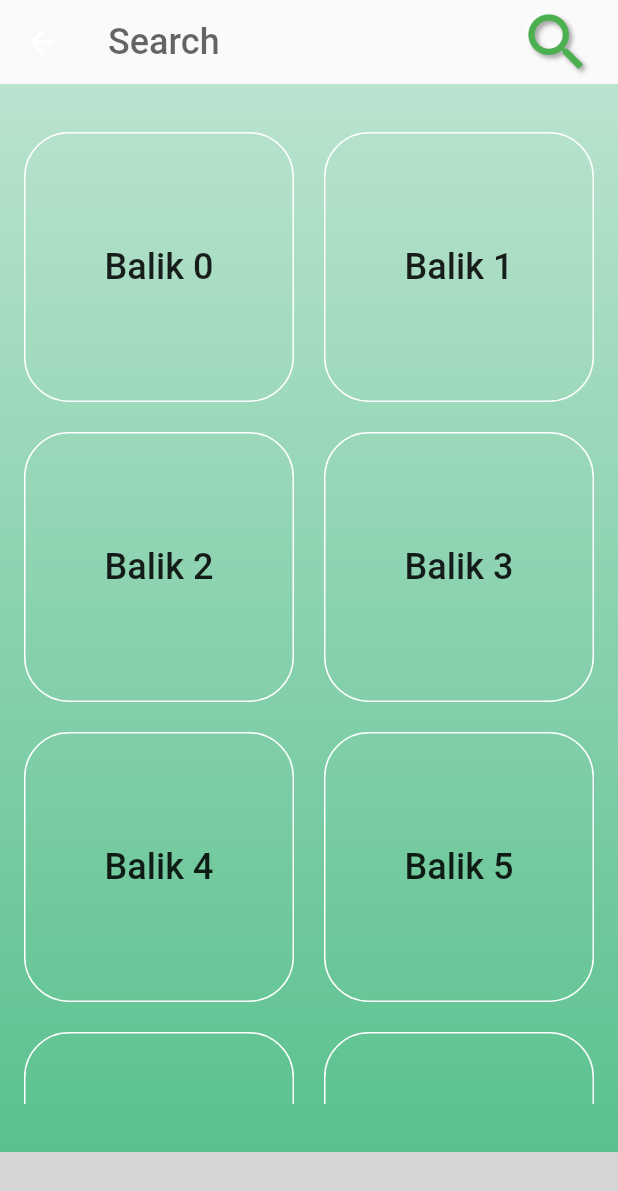
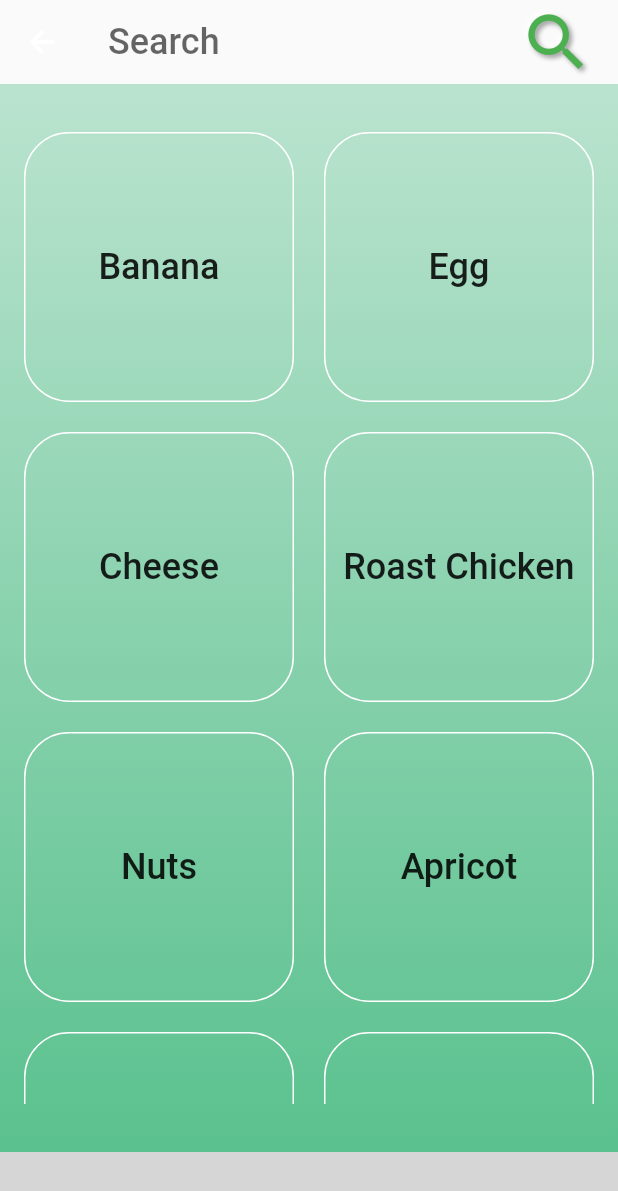
Before and after one commit to ferhatosanoglu/Karatay, a Flutter app: the SearchPage screen opened by its route, on a phone screen of 412 x 824 dp. Shown: the top 1191 px of the screen. Run offline on Flutter 3.47's test engine with Material 2 defaults, Android fonts, the light colour scheme and no system bars; drawn by our look-alikes of flutter_neumorphic; our stand-ins replace camera, font_awesome_flutter; missing offline and left inert: tflite; statements that could not run were skipped; grey boxes are pictures that could not be loaded.

Commit message:
refactor: Refactored All Page

```diff
--- a/lib/pages/SearchPage.dart
+++ b/lib/pages/SearchPage.dart
@@ -24,8 +24,7 @@ class _SearchPageState extends State<SearchPage> {
   @override
   Widget build(BuildContext context) {
     var size = MediaQuery.of(context).size;
-    var yaziStil =
-        Theme.of(context).textTheme.bodyText1.apply(fontSizeDelta: 10);
+    var yaziStil = Theme.of(context).textTheme.bodyText1.apply(fontSizeDelta: 10);
 
     return Scaffold(
       appBar: AppBar(
@@ -37,15 +36,13 @@ class _SearchPageState extends State<SearchPage> {
         height: size.height,
         width: size.width,
         decoration: BoxDecoration(
-            gradient: LinearGradient(
-                begin: Alignment.topCenter,
-                end: Alignment.bottomCenter,
-                colors: [
-              Color(0x665ac18e),
-              Color(0x995ac18e),
-              Color(0xcc5ac18e),
-              Color(0xff5ac18e),
-            ])),
+            gradient:
+                LinearGradient(begin: Alignment.topCenter, end: Alignment.bottomCenter, colors: [
+          Color(0x665ac18e),
+          Color(0x995ac18e),
+          Color(0xcc5ac18e),
+          Color(0xff5ac18e),
+        ])),
         child: Padding(
           padding: const EdgeInsets.symmetric(horizontal: 16, vertical: 32),
           child: gridDesign(yaziStil),
@@ -72,17 +69,20 @@ class _SearchPageState extends State<SearchPage> {
   }
 
   Widget neuCardDesign(int i, TextStyle yaziStil) {
-    // return Card(
-    //   shape: RoundedRectangleBorder(
-    //     borderRadius: BorderRadius.circular(16),
-    //   ),
-    //   child: Center(
-    //     child: Text(
-    //       "Balik $i",
-    //       style: yaziStil,
-    //     ),
-    //   ),
-    // );
+    var foodList = [
+      'Banana',
+      'Egg',
+      'Cheese',
+      'Roast Chicken',
+      'Nuts',
+      'Apricot',
+      'Sausages',
+      'Steak',
+      'Fish',
+      'Honey',
+      'Lamb',
+      'Turkey',
+    ];
     return Container(
       decoration: BoxDecoration(
         borderRadius: const BorderRadius.all(
@@ -92,22 +92,10 @@ class _SearchPageState extends State<SearchPage> {
           color: const Color.fromRGBO(255, 255, 255, 1),
         ),
         color: Color(0xF7F0FB),
-        // boxShadow: const <BoxShadow>[
-        //   BoxShadow(
-        //     color: Color.fromRGBO(217, 210, 200, 0.51),
-        //     offset: Offset(6, 6),
-        //     blurRadius: 16,
-        //   ),
-        //   BoxShadow(
-        //     color: Color.fromRGBO(255, 255, 255, 0.83),
-        //     offset: Offset(-6, -6),
-        //     blurRadius: 16,
-        //   ),
-        // ],
       ),
       child: Center(
         child: Text(
-          "Balik $i",
+          foodList[i],
           style: yaziStil,
         ),
       ),
--- a/lib/pages/bndbox.dart
+++ b/lib/pages/bndbox.dart
@@ -8,8 +8,7 @@ class BndBox extends StatelessWidget {
   final double screenH;
   final double screenW;
 
-  BndBox(
-      this.results, this.previewH, this.previewW, this.screenH, this.screenW);
+  BndBox(this.results, this.previewH, this.previewW, this.screenH, this.screenW);
 
   @override
   Widget build(BuildContext context) {
```
Also changed, not shown: lib/pages/ClientInfo.dart (+14 -31 lines), lib/pages/DietListPage.dart (+9 -13 lines), lib/pages/ProgramListPage.dart (+18 -7 lines).
